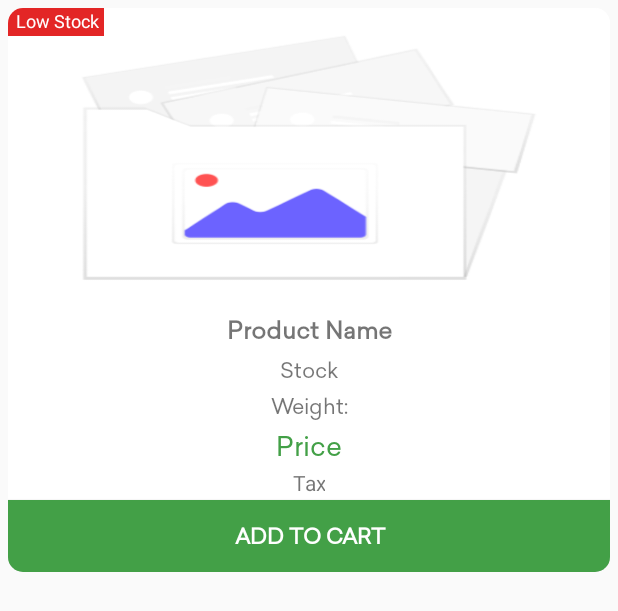
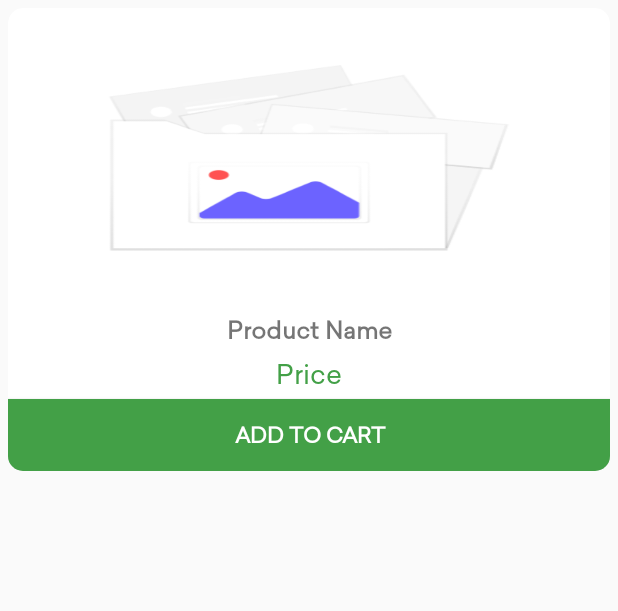
Before and after one commit to filberthtwn/Foodzu-POS_Java, an Android app: the layout pos_product_item.xml on its own in the app's theme, with its tools: preview values and no code run, on a phone screen of 412 x 824 dp. Shown: the top 611 px of the screen. Run offline under Robolectric (Android 15) with nearby library versions, the phone set to English and light mode, and no system bars; plain views replace MaterialRippleLayout.

Commit message:
Enhance product item

```diff
--- a/app/src/main/java/com/app/superpos/adapter/PosProductAdapter.java
+++ b/app/src/main/java/com/app/superpos/adapter/PosProductAdapter.java
@@ -98,7 +98,7 @@ public class PosProductAdapter extends RecyclerView.Adapter<PosProductAdapter.My
         int getStock=Integer.parseInt(productStock);
         if (getStock>5) {
             holder.txtStock.setText(context.getString(R.string.stock) + " : " + productStock);
-            holder.txtStockStatus.setVisibility(View.VISIBLE);
+//            holder.txtStockStatus.setVisibility(View.VISIBLE);
 
             holder.txtStockStatus.setBackgroundColor(Color.parseColor("#43a047"));
             holder.txtStockStatus.setText(context.getString(R.string.in_stock));
@@ -108,7 +108,7 @@ public class PosProductAdapter extends RecyclerView.Adapter<PosProductAdapter.My
 
             holder.txtStock.setTextColor(Color.RED);
 
-            holder.txtStockStatus.setVisibility(View.VISIBLE);
+//            holder.txtStockStatus.setVisibility(View.VISIBLE);
             holder.txtStockStatus.setText(context.getString(R.string.not_available));
 
         }
@@ -116,7 +116,7 @@ public class PosProductAdapter extends RecyclerView.Adapter<PosProductAdapter.My
         {
             holder.txtStock.setText(context.getString(R.string.stock) + " : " + productStock);
             holder.txtStock.setTextColor(Color.RED);
-            holder.txtStockStatus.setVisibility(View.VISIBLE);
+//            holder.txtStockStatus.setVisibility(View.VISIBLE);
             holder.txtStockStatus.setText(context.getString(R.string.low_stock));
 
 
--- a/app/src/main/res/layout/pos_product_item.xml
+++ b/app/src/main/res/layout/pos_product_item.xml
@@ -38,6 +38,7 @@
                         android:id="@+id/img_product"
                         android:layout_width="match_parent"
                         android:layout_height="match_parent"
+                        android:layout_margin="24dp"
                         android:scaleType="fitXY"
                         app:srcCompat="@drawable/image_placeholder" />
 
@@ -49,15 +50,15 @@
                             android:id="@+id/txt_stock_status"
                             android:layout_width="wrap_content"
                             android:layout_height="wrap_content"
+                            android:layout_alignParentStart="true"
                             android:background="@color/red"
                             android:paddingLeft="5dp"
                             android:paddingRight="3dp"
-                            android:layout_alignParentStart="true"
                             android:paddingBottom="2dp"
                             android:text="@string/low_stock"
                             android:textColor="@color/white"
                             android:textSize="12sp"
-                            android:visibility="visible" />
+                            android:visibility="gone" />
                     </RelativeLayout>
                 </RelativeLayout>
 
@@ -85,6 +86,7 @@
                         android:gravity="center"
                         android:padding="2dp"
                         android:text="@string/stock"
+                        android:visibility="gone"
                         app:fontFamily="@font/sailec_regular" />
 
                     <TextView
@@ -94,6 +96,7 @@
                         android:gravity="center"
                         android:padding="2dp"
                         android:text="@string/weight"
+                        android:visibility="gone"
                         app:fontFamily="@font/sailec_regular" />
 
                     <TextView
@@ -111,7 +114,8 @@
                         android:layout_width="match_parent"
                         android:layout_height="match_parent"
                         android:gravity="center"
-                        android:orientation="vertical">
+                        android:orientation="vertical"
+                        android:visibility="gone">
 
                         <TextView
                             android:id="@+id/txt_tax"
```
